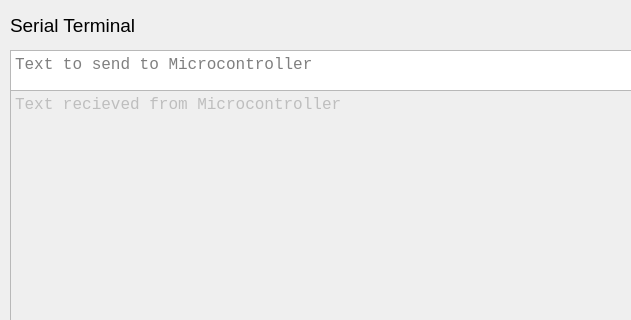
Above: Presentation10/#1SerialTerminal/serialTerminalWindow.ui from rlangoy/pb1150v_Labs before the change; both pictures show x 0 to 631 and y 0 to 320 of the 981 by 497 pixel window. Below: the same form after it.
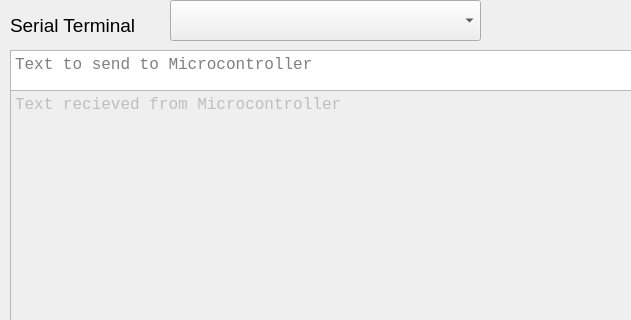
That is the form after the change. Icons and pictures are not drawn.

Commit message: Added Button And Macro dropdown

The edit to the form file:
```diff
--- a/Presentation10/#1SerialTerminal/serialTerminalWindow.ui
+++ b/Presentation10/#1SerialTerminal/serialTerminalWindow.ui
@@ -115,7 +115,7 @@
      <rect>
       <x>10</x>
       <y>10</y>
-      <width>361</width>
+      <width>171</width>
       <height>31</height>
      </rect>
     </property>
@@ -154,6 +154,16 @@
      <bool>true</bool>
     </property>
    </widget>
+   <widget class="QComboBox" name="cmbSerialCommands">
+    <property name="geometry">
+     <rect>
+      <x>170</x>
+      <y>0</y>
+      <width>311</width>
+      <height>41</height>
+     </rect>
+    </property>
+   </widget>
   </widget>
   <widget class="QMenuBar" name="menubar">
    <property name="geometry">
```
The commit also changes 1 other file.
